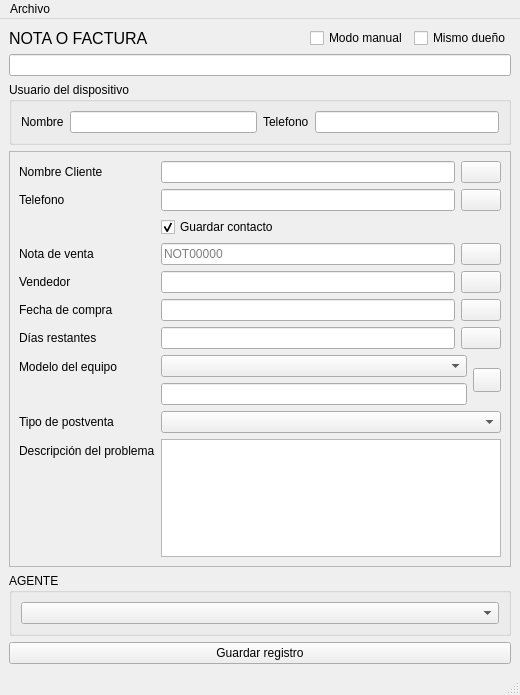
Qt form ui/aftersalesui.ui (gabod22/Pixel-after-sell-reporter) before a commit.
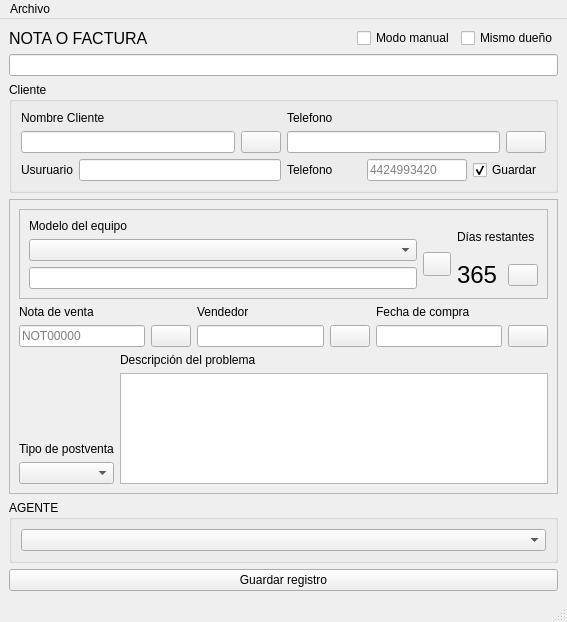
The same form after that commit. Icons and pictures are not drawn.

```diff
--- a/ui/aftersalesui.ui
+++ b/ui/aftersalesui.ui
@@ -6,8 +6,8 @@
    <rect>
     <x>0</x>
     <y>0</y>
-    <width>520</width>
-    <height>695</height>
+    <width>567</width>
+    <height>622</height>
    </rect>
   </property>
   <property name="windowTitle">
@@ -71,75 +71,28 @@
     </item>
     <item>
      <widget class="QGroupBox" name="userBox">
-      <property name="title">
-       <string>Usuario del dispositivo</string>
-      </property>
-      <layout class="QHBoxLayout" name="horizontalLayout_3">
-       <item>
-        <layout class="QHBoxLayout" name="horizontalLayout">
-         <item>
-          <widget class="QLabel" name="label_3">
-           <property name="text">
-            <string>Nombre</string>
-           </property>
-          </widget>
-         </item>
-         <item>
-          <widget class="QLineEdit" name="TxtUserName">
-           <property name="styleSheet">
-            <string notr="true"/>
-           </property>
-          </widget>
-         </item>
-        </layout>
-       </item>
-       <item>
-        <layout class="QHBoxLayout" name="horizontalLayout_2">
-         <item>
-          <widget class="QLabel" name="label_10">
-           <property name="text">
-            <string>Telefono</string>
-           </property>
-          </widget>
-         </item>
-         <item>
-          <widget class="QLineEdit" name="TxtUserPhone">
-           <property name="styleSheet">
-            <string notr="true"/>
-           </property>
-          </widget>
-         </item>
-        </layout>
-       </item>
-      </layout>
-     </widget>
-    </item>
-    <item>
-     <widget class="QScrollArea" name="scrollArea">
-      <property name="styleSheet">
-       <string notr="true"/>
-      </property>
-      <property name="widgetResizable">
+      <property name="enabled">
        <bool>true</bool>
       </property>
-      <widget class="QWidget" name="scrollAreaWidgetContents">
-       <property name="geometry">
-        <rect>
-         <x>0</x>
-         <y>0</y>
-         <width>500</width>
-         <height>402</height>
-        </rect>
-       </property>
-       <layout class="QFormLayout" name="formLayout">
-        <item row="0" column="0">
+      <property name="title">
+       <string>Cliente</string>
+      </property>
+      <property name="flat">
+       <bool>false</bool>
+      </property>
+      <layout class="QVBoxLayout" name="verticalLayout_15">
+       <item>
+        <layout class="QHBoxLayout" name="horizontalLayout_12">
+         <item>
+          <layout class="QVBoxLayout" name="verticalLayout_5">
+           <item>
          <widget class="QLabel" name="label_12">
           <property name="text">
            <string>Nombre Cliente</string>
           </property>
          </widget>
         </item>
-        <item row="0" column="1">
+           <item>
          <layout class="QHBoxLayout" name="horizontalLayout_5">
           <item>
            <widget class="QLineEdit" name="TxtClientName">
@@ -160,14 +113,18 @@
           </item>
          </layout>
         </item>
-        <item row="1" column="0">
+          </layout>
+         </item>
+         <item>
+          <layout class="QVBoxLayout" name="verticalLayout_6">
+           <item>
          <widget class="QLabel" name="label_11">
           <property name="text">
            <string>Telefono</string>
           </property>
          </widget>
         </item>
-        <item row="1" column="1">
+           <item>
          <layout class="QHBoxLayout" name="horizontalLayout_6">
           <item>
            <widget class="QLineEdit" name="TxtClientPhone">
@@ -188,24 +145,218 @@
           </item>
          </layout>
         </item>
-        <item row="2" column="1">
+          </layout>
+         </item>
+        </layout>
+       </item>
+       <item>
+        <layout class="QHBoxLayout" name="horizontalLayout_3">
+         <item>
+          <layout class="QHBoxLayout" name="horizontalLayout">
+           <item>
+            <widget class="QLabel" name="label_3">
+             <property name="text">
+              <string>Usuruario</string>
+             </property>
+            </widget>
+           </item>
+           <item>
+            <widget class="QLineEdit" name="TxtUserName">
+             <property name="styleSheet">
+              <string notr="true"/>
+             </property>
+            </widget>
+           </item>
+          </layout>
+         </item>
+         <item>
+          <layout class="QHBoxLayout" name="horizontalLayout_2">
+           <item>
+            <widget class="QLabel" name="label_10">
+             <property name="text">
+              <string>Telefono</string>
+             </property>
+            </widget>
+           </item>
+           <item>
+            <widget class="QLineEdit" name="TxtUserPhone">
+             <property name="maximumSize">
+              <size>
+               <width>100</width>
+               <height>16777215</height>
+              </size>
+             </property>
+             <property name="styleSheet">
+              <string notr="true"/>
+             </property>
+             <property name="placeholderText">
+              <string>4424993420</string>
+             </property>
+            </widget>
+           </item>
+           <item>
          <widget class="QCheckBox" name="CheckRegisterContact">
           <property name="text">
-           <string>Guardar contacto</string>
+              <string>Guardar</string>
           </property>
           <property name="checked">
            <bool>true</bool>
           </property>
          </widget>
         </item>
-        <item row="3" column="0">
+          </layout>
+         </item>
+        </layout>
+       </item>
+      </layout>
+     </widget>
+    </item>
+    <item>
+     <widget class="QScrollArea" name="scrollArea">
+      <property name="styleSheet">
+       <string notr="true"/>
+      </property>
+      <property name="widgetResizable">
+       <bool>true</bool>
+      </property>
+      <widget class="QWidget" name="scrollAreaWidgetContents">
+       <property name="geometry">
+        <rect>
+         <x>0</x>
+         <y>0</y>
+         <width>535</width>
+         <height>270</height>
+        </rect>
+       </property>
+       <layout class="QVBoxLayout" name="verticalLayout_14">
+        <item>
+         <widget class="QFrame" name="frame">
+          <property name="styleSheet">
+           <string notr="true">#frame{
+	border: 2px solid red;
+}
++++++</string>
+          </property>
+          <property name="frameShape">
+           <enum>QFrame::Shape::StyledPanel</enum>
+          </property>
+          <property name="frameShadow">
+           <enum>QFrame::Shadow::Raised</enum>
+          </property>
+          <layout class="QHBoxLayout" name="horizontalLayout_14">
+           <item>
+            <layout class="QVBoxLayout" name="verticalLayout_10">
+             <item>
+              <widget class="QLabel" name="label_5">
+               <property name="text">
+                <string>Modelo del equipo</string>
+               </property>
+              </widget>
+             </item>
+             <item>
+              <layout class="QHBoxLayout" name="horizontalLayout_11">
+               <item>
+                <layout class="QVBoxLayout" name="verticalLayout_2">
+                 <item>
+                  <widget class="QComboBox" name="CbxModel">
+                   <property name="styleSheet">
+                    <string notr="true"/>
+                   </property>
+                  </widget>
+                 </item>
+                 <item>
+                  <widget class="QLineEdit" name="TxtModel">
+                   <property name="styleSheet">
+                    <string notr="true"/>
+                   </property>
+                  </widget>
+                 </item>
+                </layout>
+               </item>
+               <item>
+                <widget class="QPushButton" name="BtnCopyModel">
+                 <property name="maximumSize">
+                  <size>
+                   <width>28</width>
+                   <height>24</height>
+                  </size>
+                 </property>
+                 <property name="text">
+                  <string/>
+                 </property>
+                 <property name="icon">
+                  <iconset theme="QIcon::ThemeIcon::EditCopy"/>
+                 </property>
+                </widget>
+               </item>
+              </layout>
+             </item>
+            </layout>
+           </item>
+           <item>
+            <layout class="QVBoxLayout" name="verticalLayout_11">
+             <property name="sizeConstraint">
+              <enum>QLayout::SizeConstraint::SetDefaultConstraint</enum>
+             </property>
+             <item>
+              <widget class="QLabel" name="label_2">
+               <property name="text">
+                <string>Días restantes </string>
+               </property>
+              </widget>
+             </item>
+             <item>
+              <layout class="QHBoxLayout" name="horizontalLayout_10" stretch="0,0">
+               <property name="sizeConstraint">
+                <enum>QLayout::SizeConstraint::SetFixedSize</enum>
+               </property>
+               <item>
+                <widget class="QLabel" name="LbLeftDays">
+                 <property name="font">
+                  <font>
+                   <pointsize>18</pointsize>
+                  </font>
+                 </property>
+                 <property name="text">
+                  <string>365</string>
+                 </property>
+                </widget>
+               </item>
+               <item>
+                <widget class="QPushButton" name="BtnCopyLeftDays">
+                 <property name="maximumSize">
+                  <size>
+                   <width>30</width>
+                   <height>16777215</height>
+                  </size>
+                 </property>
+                 <property name="text">
+                  <string/>
+                 </property>
+                 <property name="icon">
+                  <iconset theme="QIcon::ThemeIcon::EditCopy"/>
+                 </property>
+                </widget>
+               </item>
+              </layout>
+             </item>
+            </layout>
+           </item>
+          </layout>
+         </widget>
+        </item>
+        <item>
+         <layout class="QHBoxLayout" name="horizontalLayout_13">
+          <item>
+           <layout class="QVBoxLayout" name="verticalLayout_7">
+            <item>
          <widget class="QLabel" name="label_4">
           <property name="text">
            <string>Nota de venta</string>
           </property>
          </widget>
         </item>
-        <item row="3" column="1">
+            <item>
          <layout class="QHBoxLayout" name="horizontalLayout_7">
           <item>
            <widget class="QLineEdit" name="TxtNot">
@@ -229,14 +380,18 @@
           </item>
          </layout>
         </item>
-        <item row="4" column="0">
+           </layout>
+          </item>
+          <item>
+           <layout class="QVBoxLayout" name="verticalLayout_8">
+            <item>
          <widget class="QLabel" name="label_6">
           <property name="text">
            <string>Vendedor</string>
           </property>
          </widget>
         </item>
-        <item row="4" column="1">
+            <item>
          <layout class="QHBoxLayout" name="horizontalLayout_8">
           <item>
            <widget class="QLineEdit" name="TxtSeller">
@@ -257,14 +412,18 @@
           </item>
          </layout>
         </item>
-        <item row="5" column="0">
+           </layout>
+          </item>
+          <item>
+           <layout class="QVBoxLayout" name="verticalLayout_9">
+            <item>
          <widget class="QLabel" name="label">
           <property name="text">
            <string>Fecha de compra</string>
           </property>
          </widget>
         </item>
-        <item row="5" column="1">
+            <item>
          <layout class="QHBoxLayout" name="horizontalLayout_9">
           <item>
            <widget class="QLineEdit" name="TxtBuyDate">
@@ -288,101 +447,53 @@
           </item>
          </layout>
         </item>
-        <item row="6" column="0">
-         <widget class="QLabel" name="label_2">
-          <property name="text">
-           <string>Días restantes </string>
-          </property>
-         </widget>
-        </item>
-        <item row="6" column="1">
-         <layout class="QHBoxLayout" name="horizontalLayout_10">
-          <item>
-           <widget class="QLineEdit" name="TxtLeftDays">
-            <property name="styleSheet">
-             <string notr="true"/>
-            </property>
-           </widget>
-          </item>
-          <item>
-           <widget class="QPushButton" name="BtnCopyLeftDays">
-            <property name="text">
-             <string/>
-            </property>
-            <property name="icon">
-             <iconset theme="QIcon::ThemeIcon::EditCopy"/>
-            </property>
-           </widget>
-          </item>
+           </layout>
+          </item>
          </layout>
         </item>
-        <item row="7" column="0">
-         <widget class="QLabel" name="label_5">
-          <property name="text">
-           <string>Modelo del equipo</string>
-          </property>
-         </widget>
-        </item>
-        <item row="7" column="1">
-         <layout class="QHBoxLayout" name="horizontalLayout_11">
           <item>
-           <layout class="QVBoxLayout" name="verticalLayout_2">
+         <layout class="QHBoxLayout" name="horizontalLayout_15">
             <item>
-             <widget class="QComboBox" name="CbxModel">
-              <property name="styleSheet">
-               <string notr="true"/>
-              </property>
-             </widget>
-            </item>
+           <layout class="QVBoxLayout" name="verticalLayout_13">
             <item>
-             <widget class="QLineEdit" name="TxtModel">
-              <property name="styleSheet">
-               <string notr="true"/>
+             <spacer name="verticalSpacer">
+              <property name="orientation">
+               <enum>Qt::Orientation::Vertical</enum>
               </property>
-             </widget>
-            </item>
-           </layout>
-          </item>
-          <item>
-           <widget class="QPushButton" name="BtnCopyModel">
-            <property name="maximumSize">
+              <property name="sizeHint" stdset="0">
              <size>
-              <width>28</width>
-              <height>24</height>
-             </size>
-            </property>
-            <property name="text">
-             <string/>
-            </property>
-            <property name="icon">
-             <iconset theme="QIcon::ThemeIcon::EditCopy"/>
-            </property>
-           </widget>
-          </item>
-         </layout>
-        </item>
-        <item row="8" column="0">
+                <width>20</width>
+                <height>40</height>
+               </size>
+              </property>
+             </spacer>
+            </item>
+            <item>
          <widget class="QLabel" name="label_7">
           <property name="text">
            <string>Tipo de postventa</string>
           </property>
          </widget>
         </item>
-        <item row="8" column="1">
+            <item>
          <widget class="QComboBox" name="CbxType">
           <property name="styleSheet">
            <string notr="true"/>
           </property>
          </widget>
         </item>
-        <item row="9" column="0">
+           </layout>
+          </item>
+          <item>
+           <layout class="QVBoxLayout" name="verticalLayout_12">
+            <item>
          <widget class="QLabel" name="label_8">
           <property name="text">
            <string>Descripción del problema</string>
           </property>
          </widget>
         </item>
-        <item row="9" column="1">
+            <item>
          <widget class="QPlainTextEdit" name="TxtProblem">
           <property name="styleSheet">
            <string notr="true"/>
@@ -390,6 +501,23 @@
          </widget>
         </item>
        </layout>
+          </item>
+         </layout>
+        </item>
+        <item>
+         <spacer name="verticalSpacer_2">
+          <property name="orientation">
+           <enum>Qt::Orientation::Vertical</enum>
+          </property>
+          <property name="sizeHint" stdset="0">
+           <size>
+            <width>20</width>
+            <height>40</height>
+           </size>
+          </property>
+         </spacer>
+        </item>
+       </layout>
       </widget>
      </widget>
     </item>
@@ -423,7 +551,7 @@
     <rect>
      <x>0</x>
      <y>0</y>
-     <width>520</width>
+     <width>567</width>
      <height>33</height>
     </rect>
    </property>
```
Lines whose indentation alone changed are shown as unchanged.
